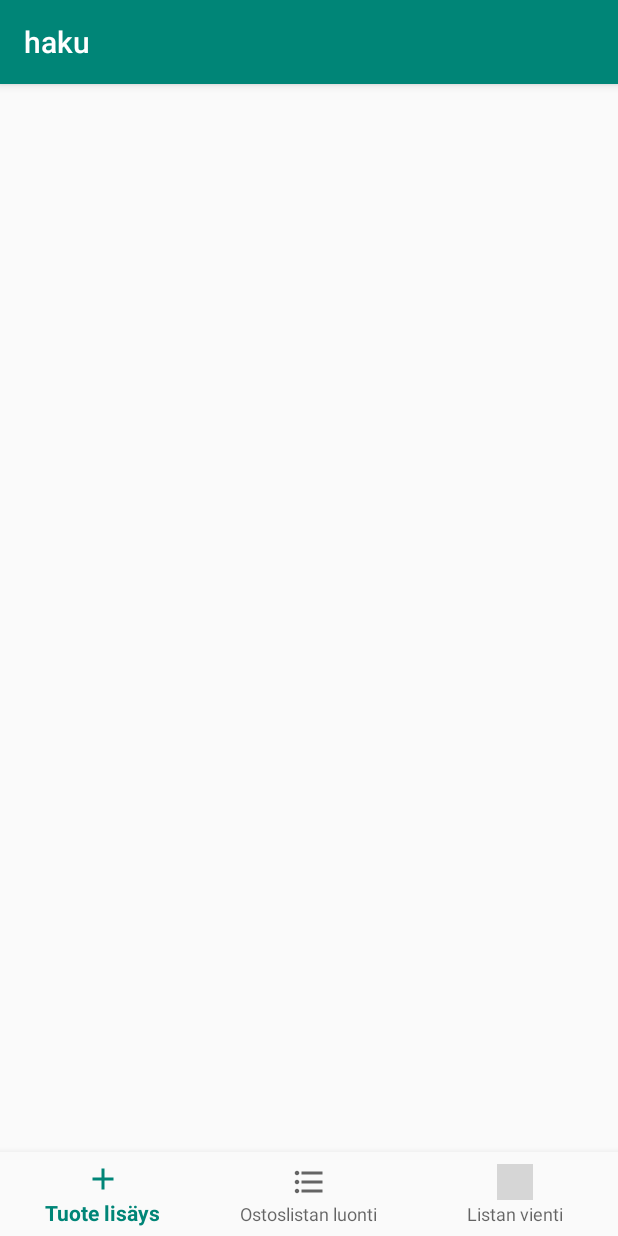
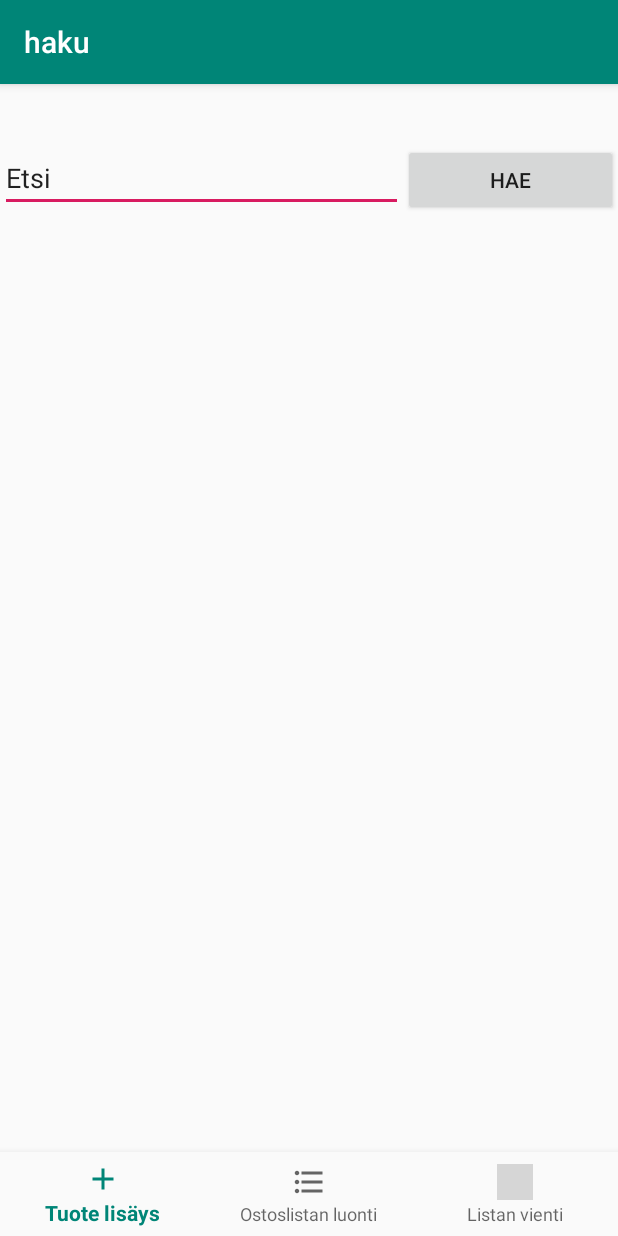
Before and after one commit to Jesse-Stenroth/ostoslista, an Android app: the haku screen opened directly, with no data from a screen before it, on a phone screen of 412 x 824 dp. Run offline under Robolectric (Android 15) with nearby library versions, the phone set to English and light mode, and no system bars; grey boxes are pictures that could not be loaded.

```diff
--- a/app/src/main/res/layout/activity_haku.xml
+++ b/app/src/main/res/layout/activity_haku.xml
@@ -6,6 +6,43 @@
     android:layout_width="match_parent"
     android:layout_height="match_parent"
     tools:context=".haku">
+
+    <LinearLayout
+        android:layout_width="match_parent"
+        android:layout_height="match_parent"
+        android:orientation="vertical">
+
+        <LinearLayout
+            android:layout_width="match_parent"
+            android:layout_height="wrap_content"
+            android:layout_marginTop="40dp"
+            android:orientation="horizontal">
+
+            <EditText
+                android:id="@+id/etsi"
+                android:layout_width="wrap_content"
+                android:layout_height="wrap_content"
+                android:layout_weight="1"
+                android:ems="10"
+                android:inputType="textPersonName"
+                android:text="@string/etsinta" />
+
+            <Button
+                android:id="@+id/search"
+                style="@style/Widget.AppCompat.Button"
+                android:layout_width="wrap_content"
+                android:layout_height="wrap_content"
+                android:layout_weight="1"
+                android:text="@string/hae" />
+
+        </LinearLayout>
+
+        <ListView
+            android:id="@+id/listaNakyma"
+            android:layout_width="match_parent"
+            android:layout_height="match_parent" />
+
+    </LinearLayout>
 
     <android.support.design.widget.BottomNavigationView
         android:id="@+id/navigation"
--- a/app/src/main/res/values/strings.xml
+++ b/app/src/main/res/values/strings.xml
@@ -11,4 +11,6 @@
     <string name="lisays">Lisää</string>
     <string name="title_activity_haku">haku</string>
     <string name="title_activity_vienti">vienti</string>
+    <string name="etsinta">Etsi</string>
+    <string name="hae">Hae</string>
 </resources>
```
